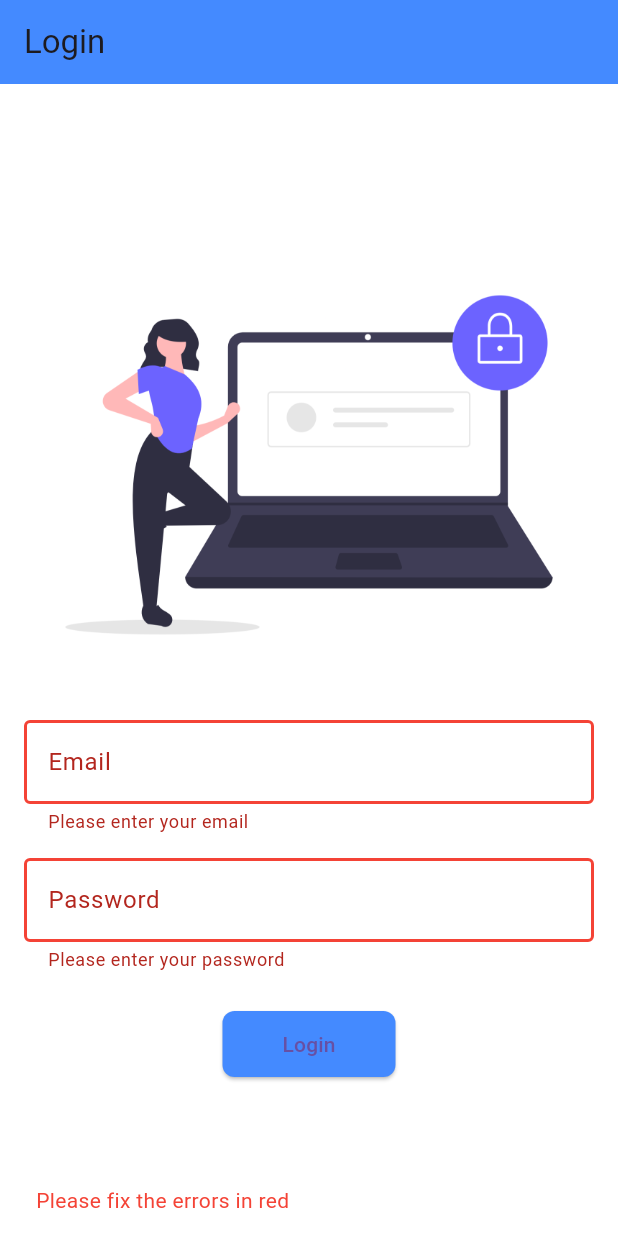
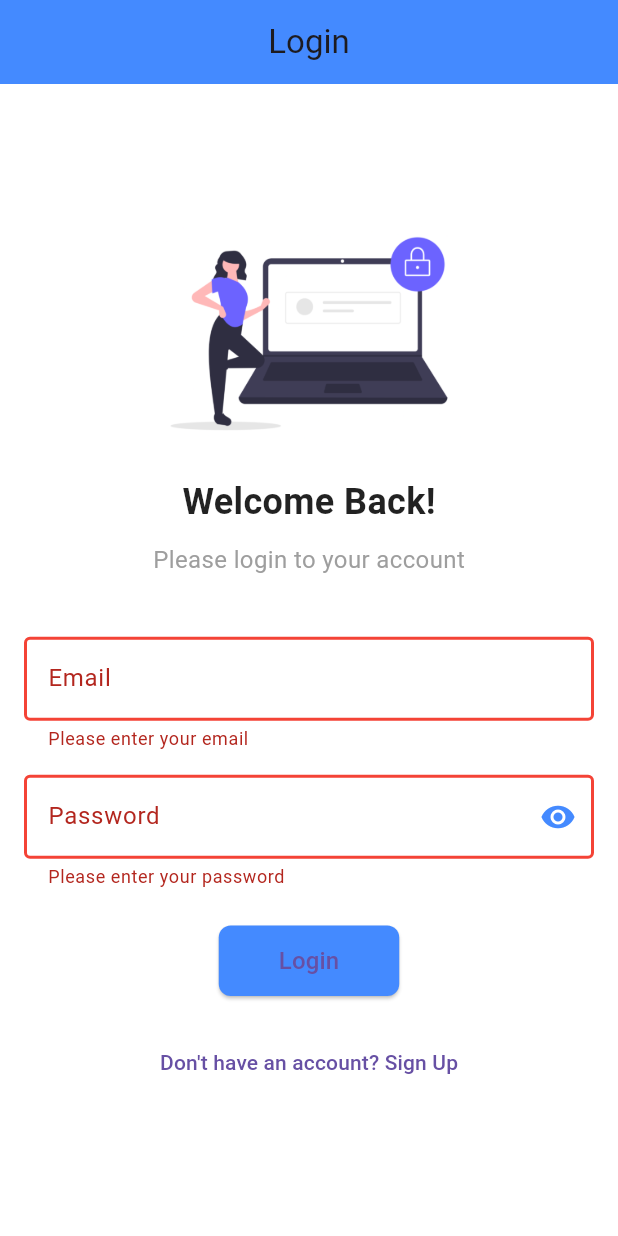
Before and after one commit to Demo7Vlizer/Expense-Tracker.., a Flutter app: the screen it shows after launch, after a tap on "Login", on a phone screen of 412 x 824 dp. Run offline on Flutter 3.47's test engine with Material 3 defaults, Android fonts, the phone set to English and light mode, and no system bars.

Commit message:
make changes and fix login problem and ui

```diff
--- a/lib/main.dart
+++ b/lib/main.dart
@@ -1,22 +1,20 @@
 // lib/main.dart
 import 'package:flutter/material.dart';
-import 'views/login_page.dart'; // Import the login page
+import 'views/login_page.dart';
 
 void main() {
   runApp(MyApp());
 }
 
 class MyApp extends StatelessWidget {
-  const MyApp({Key? key}) : super(key: key);
-
   @override
   Widget build(BuildContext context) {
     return MaterialApp(
-      title: 'Flutter Application',
+      title: 'Login App',
       theme: ThemeData(
         primarySwatch: Colors.blue,
       ),
-      home: LoginPage(), // Set the login page as the home screen
+      home: LoginPage(),
     );
   }
 }
--- /dev/null
+++ b/lib/models/user_model.dart
@@ -0,0 +1,6 @@
+class User {
+  final String email;
+  final String password;
+
+  User({required this.email, required this.password});
+}
--- /dev/null
+++ b/lib/services/auth_service.dart
@@ -0,0 +1,8 @@
+class AuthService {
+  static const String predefinedEmail = 'user@example.com';
+  static const String predefinedPassword = 'password123';
+
+  static bool login(String email, String password) {
+    return email == predefinedEmail && password == predefinedPassword;
+  }
+}
--- /dev/null
+++ b/lib/utils/constants.dart
@@ -0,0 +1 @@
+const String appTitle = 'Login App';
--- a/lib/views/login_page.dart
+++ b/lib/views/login_page.dart
@@ -1,57 +1,65 @@
 // lib/views/login_page.dart
 import 'package:flutter/material.dart';
-import 'home_page.dart'; // Import the HomePage
+import 'home_page.dart';
+import '../utils/constants.dart';
+import '../services/auth_service.dart';
 
-class LoginPage extends StatelessWidget {
+class LoginPage extends StatefulWidget {
   const LoginPage({Key? key}) : super(key: key);
 
   @override
-  Widget build(BuildContext context) {
-    // Create controllers for the text fields
+  _LoginPageState createState() => _LoginPageState();
+}
+
+class _LoginPageState extends State<LoginPage> {
   final TextEditingController emailController = TextEditingController();
   final TextEditingController passwordController = TextEditingController();
-    final GlobalKey<FormState> _formKey =
-        GlobalKey<FormState>(); // Key for form validation
+  final GlobalKey<FormState> _formKey = GlobalKey<FormState>();
+  bool _obscureText = true;
 
+  @override
+  Widget build(BuildContext context) {
     return Scaffold(
-      backgroundColor: Colors.white, // Set background color to match the image
+      backgroundColor: Colors.white,
       appBar: AppBar(
         title: Text('Login'),
-        backgroundColor: Colors.blueAccent, // Change app bar color
+        centerTitle: true,
+        backgroundColor: Colors.blueAccent,
       ),
       body: Padding(
         padding: const EdgeInsets.all(16.0),
         child: Center(
-          // Center the content vertically
           child: SingleChildScrollView(
-            // Allow scrolling if the keyboard appears
             child: Column(
               mainAxisAlignment: MainAxisAlignment.center,
               children: <Widget>[
-                // Add the image at the top of the login form
                 Image.asset(
                   'assets/images/login_image.png', // Path to your image
-                  height: 300, // Adjust height as needed
+                  height: 150, // Adjust height as needed
                 ),
-                // SizedBox(height: 5), // Space between image and title
-                // Text(
-                //   'Login',
-                //   style: TextStyle(
-                //     fontSize: 32,
-                //     fontWeight: FontWeight.bold,
-                //     color:
-                //         Colors.black87, // Darker text color for better contrast
-                //   ),
-                //   textAlign: TextAlign.center, // Center the text
-                // ),
-                SizedBox(height: 20), // Space between title and fields
+                SizedBox(height: 20),
+                Text(
+                  'Welcome Back!',
+                  style: TextStyle(
+                    fontSize: 24,
+                    fontWeight: FontWeight.bold,
+                    color: Colors.black87,
+                  ),
+                ),
+                SizedBox(height: 10),
+                Text(
+                  'Please login to your account',
+                  style: TextStyle(
+                    fontSize: 16,
+                    color: Colors.grey,
+                  ),
+                ),
+                SizedBox(height: 40),
                 Form(
-                  // Wrap the Column in a Form widget
-                  key: _formKey, // Assign the form key
+                  key: _formKey,
                   child: Column(
                     children: <Widget>[
                       TextFormField(
-                        // Use TextFormField for validation
                         controller: emailController,
                         decoration: InputDecoration(
                           labelText: 'Email',
@@ -66,19 +74,16 @@ class LoginPage extends StatelessWidget {
                           ),
                         ),
                         validator: (value) {
-                          // Validation logic for email
                           if (value == null || value.isEmpty) {
                             return 'Please enter your email';
                           }
-                          // Add more email validation if needed
-                          return null; // Return null if validation passes
+                          return null;
                         },
                       ),
-                      SizedBox(height: 16.0), // Space between fields
+                      SizedBox(height: 16.0),
                       TextFormField(
-                        // Use TextFormField for validation
                         controller: passwordController,
-                        obscureText: true, // Hides the password
+                        obscureText: _obscureText,
                         decoration: InputDecoration(
                           labelText: 'Password',
                           border: OutlineInputBorder(),
@@ -90,52 +95,65 @@ class LoginPage extends StatelessWidget {
                             borderSide:
                                 BorderSide(color: Colors.red, width: 2.0),
                           ),
+                          suffixIcon: IconButton(
+                            icon: Icon(
+                              _obscureText
+                                  ? Icons.visibility
+                                  : Icons.visibility_off,
+                              color: Colors.blueAccent,
+                            ),
+                            onPressed: () {
+                              setState(() {
+                                _obscureText = !_obscureText;
+                              });
+                            },
+                          ),
                         ),
                         validator: (value) {
-                          // Validation logic for password
                           if (value == null || value.isEmpty) {
                             return 'Please enter your password';
                           }
-                          return null; // Return null if validation passes
+                          return null;
                         },
                       ),
-                      SizedBox(height: 24.0), // Space between fields and button
+                      SizedBox(height: 24.0),
                       ElevatedButton(
                         onPressed: () {
                           if (_formKey.currentState!.validate()) {
-                            // Validate the form
-                            // Navigate to HomePage when the button is pressed
-                            Navigator.push(
+                            if (AuthService.login(emailController.text,
+                                passwordController.text)) {
+                              Navigator.pushReplacement(
                                 context,
                                 MaterialPageRoute(
                                     builder: (context) => HomePage()),
                               );
                             } else {
-                            // Show error message if validation fails
                               ScaffoldMessenger.of(context).showSnackBar(
                                 SnackBar(
-                                content: Text(
-                                  'Please fix the errors in red',
-                                  style: TextStyle(color: Colors.red),
-                                ),
-                                backgroundColor: Colors.white,
-                              ),
+                                    content: Text('Invalid email or password')),
                               );
+                            }
                           }
                         },
                         style: ElevatedButton.styleFrom(
                           padding: EdgeInsets.symmetric(
                               horizontal: 40, vertical: 12),
                           shape: RoundedRectangleBorder(
-                            borderRadius:
-                                BorderRadius.circular(8), // Rounded button
+                            borderRadius: BorderRadius.circular(8),
                           ),
-                          backgroundColor: Colors.blueAccent, // Button color
+                          backgroundColor: Colors.blueAccent, // Corrected 'primary' to 'backgroundColor'
                         ),
-                        child: Text('Login'),
+                        child: Text('Login', style: TextStyle(fontSize: 16)),
                       ),
                     ],
                   ),
+                ),
+                SizedBox(height: 20),
+                TextButton(
+                  onPressed: () {
+                    // Navigate to the registration page or perform another action
+                  },
+                  child: Text('Don\'t have an account? Sign Up'),
                 ),
               ],
             ),
--- a/pubspec.yaml
+++ b/pubspec.yaml
@@ -30,6 +30,7 @@ environment:
 dependencies:
   flutter:
     sdk: flutter
+  shared_preferences: ^2.0.0
 
   # The following adds the Cupertino Icons font to your application.
   # Use with the CupertinoIcons class for iOS style icons.
```
Also changed, not shown: lib/views/home_page.dart (+3 -98 lines), lib/widgets/custom_button.dart (added), pubspec.lock, 1 other file. Lines whose indentation alone changed are shown as unchanged.
